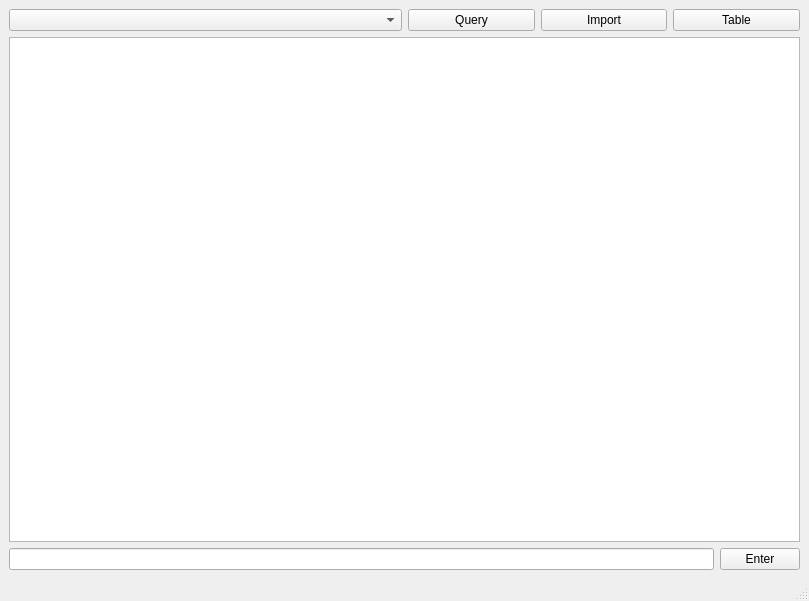
This is ui/ui_main.ui in akanksha7/CineMate as Qt 5 draws it before an edit. The edited form follows.
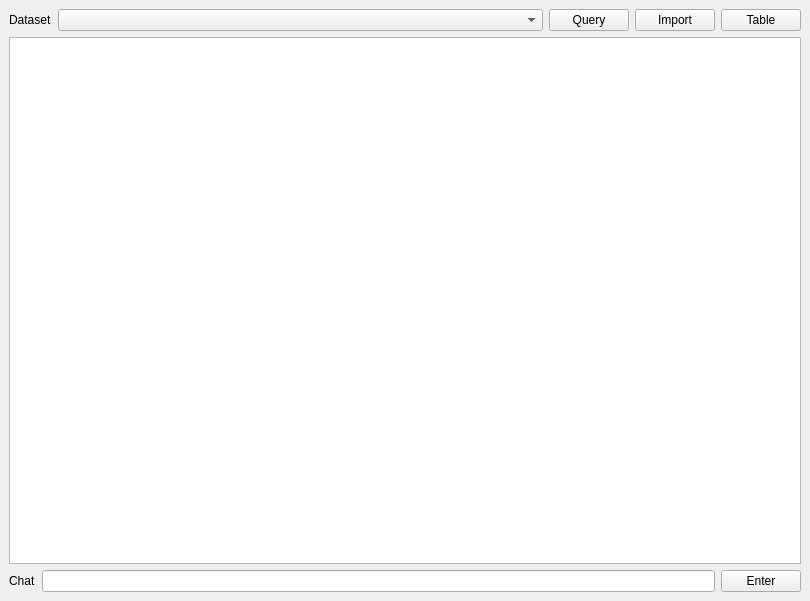
This is the edited form.

Commit message: main window ui update

```diff
--- a/ui/ui_main.ui
+++ b/ui/ui_main.ui
@@ -6,7 +6,7 @@
    <rect>
     <x>0</x>
     <y>0</y>
-    <width>809</width>
+    <width>810</width>
     <height>601</height>
    </rect>
   </property>
@@ -17,10 +17,23 @@
    <layout class="QGridLayout" name="gridLayout_2">
     <item row="0" column="0">
      <layout class="QHBoxLayout" name="horizontalLayout_2">
+      <item>
+       <widget class="QLabel" name="label_2">
+        <property name="sizePolicy">
+         <sizepolicy hsizetype="Minimum" vsizetype="Preferred">
+          <horstretch>0</horstretch>
+          <verstretch>0</verstretch>
+         </sizepolicy>
+        </property>
+        <property name="text">
+         <string>Dataset</string>
+        </property>
+       </widget>
+      </item>
       <item>
        <widget class="QComboBox" name="datasets">
         <property name="sizePolicy">
-         <sizepolicy hsizetype="Minimum" vsizetype="Fixed">
+         <sizepolicy hsizetype="Expanding" vsizetype="Fixed">
           <horstretch>0</horstretch>
           <verstretch>0</verstretch>
          </sizepolicy>
@@ -56,6 +69,13 @@
     </item>
     <item row="2" column="0">
      <layout class="QHBoxLayout" name="horizontalLayout">
+      <item>
+       <widget class="QLabel" name="label">
+        <property name="text">
+         <string>Chat</string>
+        </property>
+       </widget>
+      </item>
       <item>
        <widget class="QLineEdit" name="userInput"/>
       </item>
@@ -87,7 +107,6 @@
     </rect>
    </property>
   </widget>
-  <widget class="QStatusBar" name="statusbar"/>
  </widget>
  <resources/>
  <connections/>
```
Left out of the diff: 2 changed lines with no effect on the pictures.
